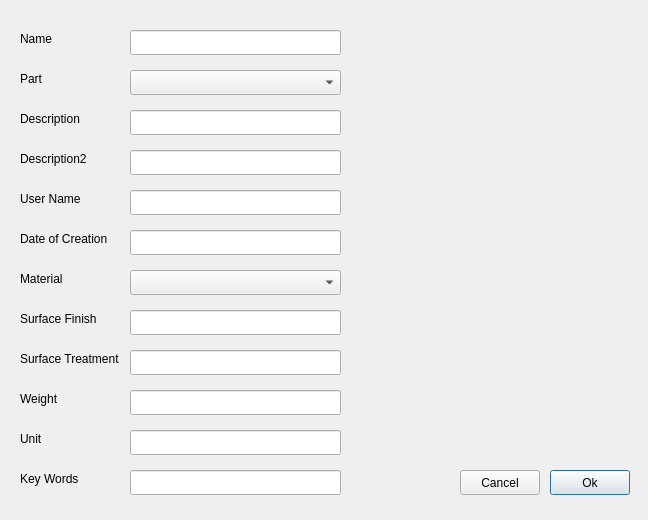
grd/FreePDM, file src/gui/EditItem.ui: the form before one commit.
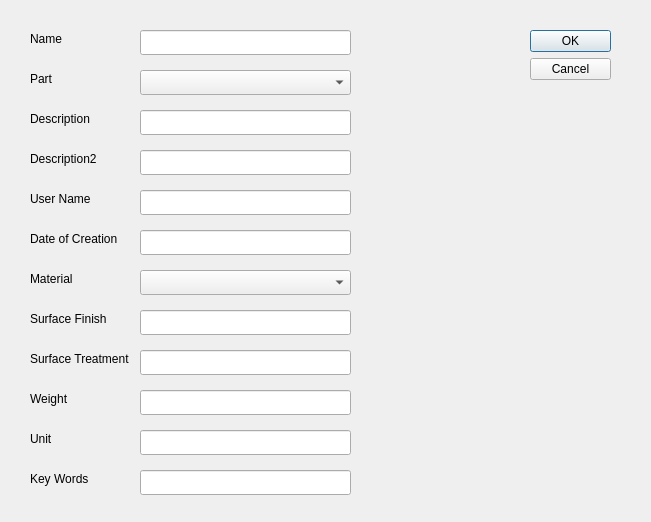
The form after the commit.

The edit to the form file:
```diff
--- a/src/gui/EditItem.ui
+++ b/src/gui/EditItem.ui
@@ -6,50 +6,63 @@
    <rect>
     <x>0</x>
     <y>0</y>
-    <width>648</width>
-    <height>520</height>
+    <width>651</width>
+    <height>522</height>
    </rect>
   </property>
   <property name="windowTitle">
    <string>Dialog</string>
   </property>
-  <widget class="QLineEdit" name="nameEdit">
+  <widget class="QDialogButtonBox" name="buttonBox">
    <property name="geometry">
     <rect>
-     <x>130</x>
-     <y>30</y>
-     <width>211</width>
-     <height>25</height>
-    </rect>
-   </property>
-  </widget>
-  <widget class="QLabel" name="label">
-   <property name="geometry">
-    <rect>
-     <x>20</x>
+     <x>530</x>
      <y>30</y>
      <width>81</width>
-     <height>17</height>
+     <height>91</height>
     </rect>
    </property>
-   <property name="text">
-    <string>Name</string>
+   <property name="orientation">
+    <enum>Qt::Vertical</enum>
+   </property>
+   <property name="standardButtons">
+    <set>QDialogButtonBox::Cancel|QDialogButtonBox::Ok</set>
    </property>
   </widget>
   <widget class="QLineEdit" name="descriptionEdit">
    <property name="geometry">
     <rect>
-     <x>130</x>
+     <x>140</x>
      <y>110</y>
      <width>211</width>
      <height>25</height>
     </rect>
    </property>
   </widget>
+  <widget class="QLineEdit" name="weightEdit">
+   <property name="geometry">
+    <rect>
+     <x>140</x>
+     <y>390</y>
+     <width>211</width>
+     <height>25</height>
+    </rect>
+   </property>
+  </widget>
+  <widget class="QLineEdit" name="surfaceTreatmentEdit">
+   <property name="geometry">
+    <rect>
+     <x>140</x>
+     <y>350</y>
+     <width>211</width>
+     <height>25</height>
+    </rect>
+   </property>
+  </widget>
   <widget class="QLabel" name="label_2">
    <property name="geometry">
     <rect>
-     <x>20</x>
+     <x>30</x>
      <y>110</y>
      <width>91</width>
      <height>17</height>
@@ -59,33 +72,23 @@
     <string>Description</string>
    </property>
   </widget>
-  <widget class="QLabel" name="label_3">
+  <widget class="QLabel" name="label">
    <property name="geometry">
     <rect>
-     <x>20</x>
-     <y>150</y>
-     <width>91</width>
+     <x>30</x>
+     <y>30</y>
+     <width>81</width>
      <height>17</height>
     </rect>
    </property>
    <property name="text">
-    <string>Description2</string>
-   </property>
-  </widget>
-  <widget class="QLineEdit" name="description2Edit">
-   <property name="geometry">
-    <rect>
-     <x>130</x>
-     <y>150</y>
-     <width>211</width>
-     <height>25</height>
-    </rect>
+    <string>Name</string>
    </property>
   </widget>
   <widget class="QLabel" name="label_4">
    <property name="geometry">
     <rect>
-     <x>20</x>
+     <x>30</x>
      <y>190</y>
      <width>91</width>
      <height>17</height>
@@ -95,20 +98,53 @@
     <string>User Name</string>
    </property>
   </widget>
+  <widget class="QLabel" name="label_9">
+   <property name="geometry">
+    <rect>
+     <x>30</x>
+     <y>390</y>
+     <width>111</width>
+     <height>17</height>
+    </rect>
+   </property>
+   <property name="text">
+    <string>Weight</string>
+   </property>
+  </widget>
+  <widget class="QLineEdit" name="keyWordsEdit">
+   <property name="geometry">
+    <rect>
+     <x>140</x>
+     <y>470</y>
+     <width>211</width>
+     <height>25</height>
+    </rect>
+   </property>
+  </widget>
   <widget class="QLineEdit" name="userNameEdit">
    <property name="geometry">
     <rect>
-     <x>130</x>
+     <x>140</x>
      <y>190</y>
      <width>211</width>
      <height>25</height>
     </rect>
    </property>
   </widget>
+  <widget class="QComboBox" name="partCombo">
+   <property name="geometry">
+    <rect>
+     <x>140</x>
+     <y>70</y>
+     <width>211</width>
+     <height>25</height>
+    </rect>
+   </property>
+  </widget>
   <widget class="QLabel" name="label_5">
    <property name="geometry">
     <rect>
-     <x>20</x>
+     <x>30</x>
      <y>230</y>
      <width>91</width>
      <height>17</height>
@@ -118,20 +154,10 @@
     <string>Date of Creation</string>
    </property>
   </widget>
-  <widget class="QLineEdit" name="dateEdit">
-   <property name="geometry">
-    <rect>
-     <x>130</x>
-     <y>230</y>
-     <width>211</width>
-     <height>25</height>
-    </rect>
-   </property>
-  </widget>
   <widget class="QLabel" name="label_6">
    <property name="geometry">
     <rect>
-     <x>20</x>
+     <x>30</x>
      <y>270</y>
      <width>91</width>
      <height>17</height>
@@ -141,24 +167,31 @@
     <string>Material</string>
    </property>
   </widget>
-  <widget class="QLabel" name="label_7">
+  <widget class="QLineEdit" name="dateEdit">
    <property name="geometry">
     <rect>
-     <x>20</x>
-     <y>310</y>
-     <width>91</width>
-     <height>17</height>
+     <x>140</x>
+     <y>230</y>
+     <width>211</width>
+     <height>25</height>
     </rect>
    </property>
-   <property name="text">
-    <string>Surface Finish</string>
+  </widget>
+  <widget class="QComboBox" name="materialCombo">
+   <property name="geometry">
+    <rect>
+     <x>140</x>
+     <y>270</y>
+     <width>211</width>
+     <height>25</height>
+    </rect>
    </property>
   </widget>
-  <widget class="QLineEdit" name="surfaceEditEdit">
+  <widget class="QLineEdit" name="description2Edit">
    <property name="geometry">
     <rect>
-     <x>130</x>
-     <y>310</y>
+     <x>140</x>
+     <y>150</y>
      <width>211</width>
      <height>25</height>
     </rect>
@@ -167,7 +200,7 @@
   <widget class="QLabel" name="label_8">
    <property name="geometry">
     <rect>
-     <x>20</x>
+     <x>30</x>
      <y>350</y>
      <width>111</width>
      <height>17</height>
@@ -177,149 +210,11 @@
     <string>Surface Treatment</string>
    </property>
   </widget>
-  <widget class="QLineEdit" name="surfaceTreatmentEdit">
-   <property name="geometry">
-    <rect>
-     <x>130</x>
-     <y>350</y>
-     <width>211</width>
-     <height>25</height>
-    </rect>
-   </property>
-  </widget>
-  <widget class="QLineEdit" name="weightEdit">
-   <property name="geometry">
-    <rect>
-     <x>130</x>
-     <y>390</y>
-     <width>211</width>
-     <height>25</height>
-    </rect>
-   </property>
-  </widget>
-  <widget class="QLabel" name="label_9">
-   <property name="geometry">
-    <rect>
-     <x>20</x>
-     <y>390</y>
-     <width>111</width>
-     <height>17</height>
-    </rect>
-   </property>
-   <property name="text">
-    <string>Weight</string>
-   </property>
-  </widget>
-  <widget class="QLabel" name="label_10">
-   <property name="geometry">
-    <rect>
-     <x>20</x>
-     <y>430</y>
-     <width>111</width>
-     <height>17</height>
-    </rect>
-   </property>
-   <property name="text">
-    <string>Unit</string>
-   </property>
-  </widget>
-  <widget class="QLineEdit" name="unitEdit">
-   <property name="geometry">
-    <rect>
-     <x>130</x>
-     <y>430</y>
-     <width>211</width>
-     <height>25</height>
-    </rect>
-   </property>
-  </widget>
-  <widget class="QLineEdit" name="keyWordsEdit">
-   <property name="geometry">
-    <rect>
-     <x>130</x>
-     <y>470</y>
-     <width>211</width>
-     <height>25</height>
-    </rect>
-   </property>
-  </widget>
-  <widget class="QLabel" name="label_11">
-   <property name="geometry">
-    <rect>
-     <x>20</x>
-     <y>470</y>
-     <width>111</width>
-     <height>17</height>
-    </rect>
-   </property>
-   <property name="text">
-    <string>Key Words</string>
-   </property>
-  </widget>
-  <widget class="QPushButton" name="okButton">
-   <property name="geometry">
-    <rect>
-     <x>550</x>
-     <y>470</y>
-     <width>80</width>
-     <height>25</height>
-    </rect>
-   </property>
-   <property name="text">
-    <string>Ok</string>
-   </property>
-  </widget>
-  <widget class="QPushButton" name="cancelButton">
-   <property name="geometry">
-    <rect>
-     <x>460</x>
-     <y>470</y>
-     <width>80</width>
-     <height>25</height>
-    </rect>
-   </property>
-   <property name="text">
-    <string>Cancel</string>
-   </property>
-  </widget>
-  <widget class="QComboBox" name="partCombo">
-   <property name="geometry">
-    <rect>
-     <x>130</x>
-     <y>70</y>
-     <width>211</width>
-     <height>25</height>
-    </rect>
-   </property>
-  </widget>
-  <widget class="QLabel" name="label_12">
-   <property name="geometry">
-    <rect>
-     <x>20</x>
-     <y>70</y>
-     <width>81</width>
-     <height>17</height>
-    </rect>
-   </property>
-   <property name="text">
-    <string>Part</string>
-   </property>
-  </widget>
-  <widget class="QComboBox" name="materialCombo">
-   <property name="geometry">
-    <rect>
-     <x>130</x>
-     <y>270</y>
-     <width>211</width>
-     <height>25</height>
-    </rect>
-   </property>
-  </widget>
   <widget class="QLabel" name="lbl">
    <property name="geometry">
     <rect>
-     <x>390</x>
-     <y>30</y>
+     <x>420</x>
+     <y>250</y>
      <width>171</width>
      <height>161</height>
     </rect>
@@ -328,6 +223,101 @@
     <string/>
    </property>
   </widget>
+  <widget class="QLineEdit" name="surfaceEditEdit">
+   <property name="geometry">
+    <rect>
+     <x>140</x>
+     <y>310</y>
+     <width>211</width>
+     <height>25</height>
+    </rect>
+   </property>
+  </widget>
+  <widget class="QLabel" name="label_11">
+   <property name="geometry">
+    <rect>
+     <x>30</x>
+     <y>470</y>
+     <width>111</width>
+     <height>17</height>
+    </rect>
+   </property>
+   <property name="text">
+    <string>Key Words</string>
+   </property>
+  </widget>
+  <widget class="QLabel" name="label_12">
+   <property name="geometry">
+    <rect>
+     <x>30</x>
+     <y>70</y>
+     <width>81</width>
+     <height>17</height>
+    </rect>
+   </property>
+   <property name="text">
+    <string>Part</string>
+   </property>
+  </widget>
+  <widget class="QLineEdit" name="nameEdit">
+   <property name="geometry">
+    <rect>
+     <x>140</x>
+     <y>30</y>
+     <width>211</width>
+     <height>25</height>
+    </rect>
+   </property>
+  </widget>
+  <widget class="QLineEdit" name="unitEdit">
+   <property name="geometry">
+    <rect>
+     <x>140</x>
+     <y>430</y>
+     <width>211</width>
+     <height>25</height>
+    </rect>
+   </property>
+  </widget>
+  <widget class="QLabel" name="label_3">
+   <property name="geometry">
+    <rect>
+     <x>30</x>
+     <y>150</y>
+     <width>91</width>
+     <height>17</height>
+    </rect>
+   </property>
+   <property name="text">
+    <string>Description2</string>
+   </property>
+  </widget>
+  <widget class="QLabel" name="label_10">
+   <property name="geometry">
+    <rect>
+     <x>30</x>
+     <y>430</y>
+     <width>111</width>
+     <height>17</height>
+    </rect>
+   </property>
+   <property name="text">
+    <string>Unit</string>
+   </property>
+  </widget>
+  <widget class="QLabel" name="label_7">
+   <property name="geometry">
+    <rect>
+     <x>30</x>
+     <y>310</y>
+     <width>91</width>
+     <height>17</height>
+    </rect>
+   </property>
+   <property name="text">
+    <string>Surface Finish</string>
+   </property>
+  </widget>
  </widget>
  <resources/>
  <connections/>
```
Left out of the diff: 35 changed lines with no effect on the pictures.
